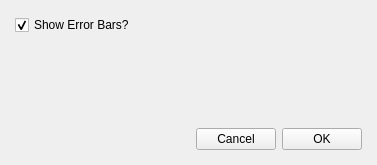
The window that Code/Mantid/MantidPlot/src/Mantid/MantidMDCurveDialog.ui (mantidproject/mantid) describes before a commit, drawn with Qt 5.
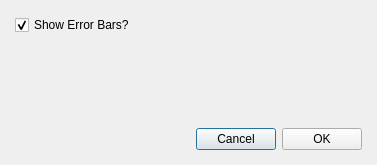
The same window after the commit.

Commit message: Refs #4716 dialog for PlotMD

```diff
--- a/Code/Mantid/MantidPlot/src/Mantid/MantidMDCurveDialog.ui
+++ b/Code/Mantid/MantidPlot/src/Mantid/MantidMDCurveDialog.ui
@@ -1,7 +1,7 @@
 <?xml version="1.0" encoding="UTF-8"?>
 <ui version="4.0">
  <class>MantidMDCurveDialogClass</class>
- <widget class="QWidget" name="MantidMDCurveDialogClass">
+ <widget class="QDialog" name="MantidMDCurveDialogClass">
   <property name="geometry">
    <rect>
     <x>0</x>
```
The commit also changes 3 other files.
